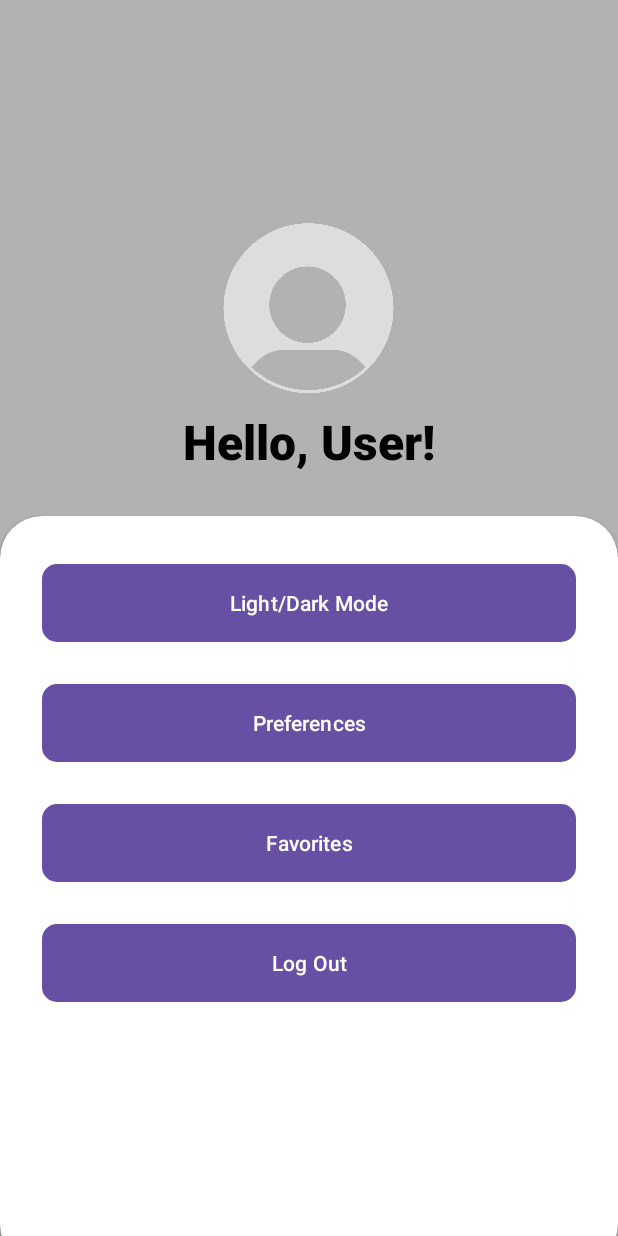
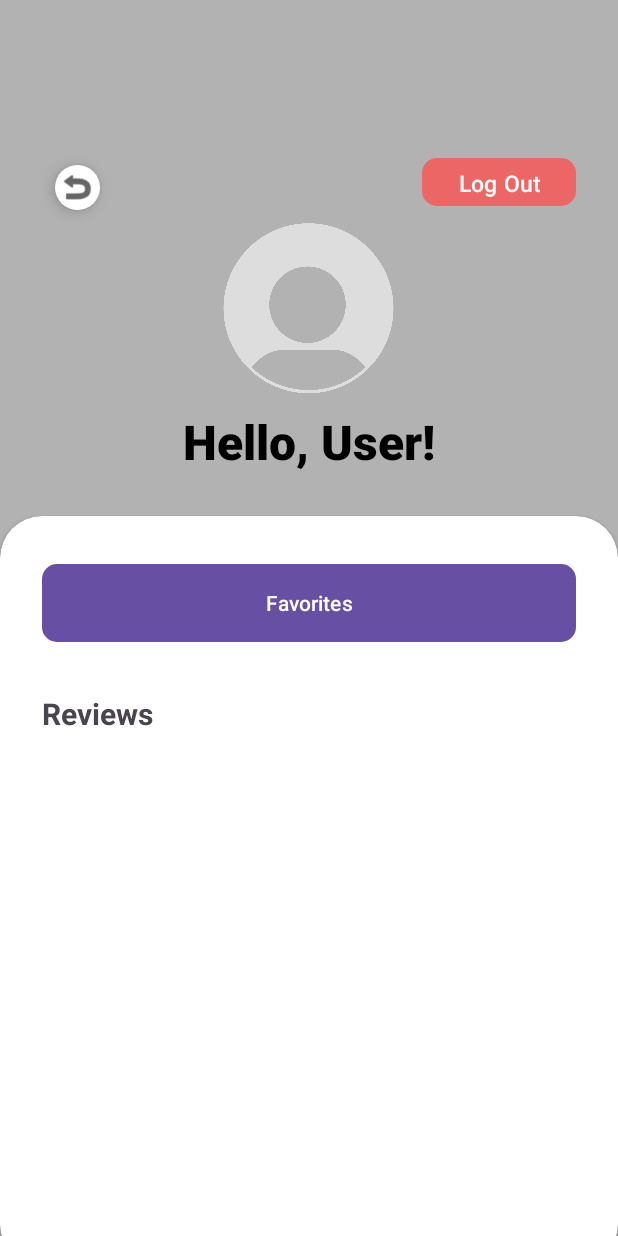
Before and after one commit to jwong2529/review-radar, an Android app: the Profile screen opened directly, with no data from a screen before it, on a phone screen of 412 x 824 dp. Run offline under Robolectric (Android 15) with nearby library versions, the phone set to English and light mode, and no system bars; our stand-ins replace Firebase (no records; nobody signed in at launch, a user with empty details on screens opened directly); 4 statements that could not run were skipped.

Commit message:
populate profile page and display user favorite list

```diff
--- a/app/src/main/AndroidManifest.xml
+++ b/app/src/main/AndroidManifest.xml
@@ -26,6 +26,8 @@
             android:exported="false"/>
         <activity android:name=".Profile"
             android:exported="false"/>
+        <activity android:name=".ViewFavoritesPage"
+            android:exported="false"/>
         <activity
             android:name=".LoginUser"
             android:windowSoftInputMode="adjustNothing"
--- a/app/src/main/java/com/example/reviewradar/Profile.java
+++ b/app/src/main/java/com/example/reviewradar/Profile.java
@@ -1,39 +1,78 @@
 package com.example.reviewradar;
 
 import androidx.appcompat.app.AppCompatActivity;
+import androidx.recyclerview.widget.LinearLayoutManager;
+import androidx.recyclerview.widget.RecyclerView;
 
 import android.content.Intent;
 import android.os.Bundle;
 import android.view.View;
 import android.widget.Button;
+import android.widget.TextView;
+
+import com.google.android.material.floatingactionbutton.FloatingActionButton;
+import com.google.firebase.auth.FirebaseAuth;
+
+import java.util.Collections;
+import java.util.List;
 
 
 public class Profile extends AppCompatActivity {
+
+    private RecyclerView recyclerView;
+    private ReviewProfileAdapter adapter;
 
     @Override
     protected void onCreate(Bundle savedInstanceState) {
         super.onCreate(savedInstanceState);
         setContentView(R.layout.activity_profile);
+
+        // showing user reviews
+        recyclerView = findViewById(R.id.profileReviewRecycler);
+        recyclerView.setLayoutManager(new LinearLayoutManager(this));
+        AccessData.retrieveUserObject(new AccessData.UserObjectCallback() {
+            @Override
+            public void onDataLoaded(User user) {
+//                currentUser = user;
+                List<RestaurantReview> userReviews = user.getUserReviews();
+                Collections.reverse(userReviews);
+                adapter = new ReviewProfileAdapter(userReviews);
+                recyclerView.setAdapter(adapter);
+
+                //setting profile name
+                TextView profileTitle = findViewById(R.id.profileUserName);
+                profileTitle.setText(user.getUsername());
+            }
+        });
+
         Button favoritesButton = findViewById(R.id.favoritesbtn);
-
         favoritesButton.setOnClickListener(new View.OnClickListener() {
             @Override
             public void onClick(View v) {
+                Intent intent = new Intent(v.getContext(), ViewFavoritesPage.class);
+                v.getContext().startActivity(intent);
+            }
+        });
+
+        Button logOutButton = findViewById(R.id.logoutbtn);
+        logOutButton.setOnClickListener(new View.OnClickListener() {
+            @Override
+            public void onClick(View v) {
+                FirebaseAuth mAuth = FirebaseAuth.getInstance();
+                mAuth.signOut();
                 Intent intent = new Intent(v.getContext(), LoginUser.class);
                 v.getContext().startActivity(intent);
             }
         });
 
-        Button logOutButton = findViewById(R.id.logoutbtn);
-
-        logOutButton.setOnClickListener(new View.OnClickListener() {
+        FloatingActionButton backButtonFAB = findViewById(R.id.floatingActionButtonProfile);
+        backButtonFAB.setOnClickListener(new View.OnClickListener() {
             @Override
             public void onClick(View v) {
-                Intent intent = new Intent(v.getContext(), LoginUser.class);
+                Intent intent = new Intent(v.getContext(), MainActivity.class);
                 v.getContext().startActivity(intent);
             }
         });
     }
 
-
 }
--- a/app/src/main/res/layout/activity_profile.xml
+++ b/app/src/main/res/layout/activity_profile.xml
@@ -23,6 +23,46 @@
         android:layout_above="@id/card_view"
         android:padding="28dp">
 
+        <LinearLayout
+            android:layout_width="match_parent"
+            android:layout_height="match_parent"
+            android:orientation="horizontal">
+
+            <com.google.android.material.floatingactionbutton.FloatingActionButton
+                android:id="@+id/floatingActionButtonProfile"
+                android:layout_width="match_parent"
+                android:layout_height="wrap_content"
+                android:clickable="true"
+                app:backgroundTint="@android:color/white"
+                app:fabCustomSize="30dp"
+                app:fabSize="auto"
+                app:layout_constraintBottom_toTopOf="@+id/restaurantPageTitle"
+                app:layout_constraintEnd_toEndOf="parent"
+                app:layout_constraintHorizontal_bias="0.019"
+                app:layout_constraintStart_toStartOf="parent"
+                app:layout_constraintTop_toTopOf="@+id/restaurantPageImage"
+                app:layout_constraintVertical_bias="0.142"
+                app:maxImageSize="25dp"
+                app:srcCompat="@android:drawable/ic_menu_revert"
+                app:tint="@color/black" />
+
+            <View
+                android:id="@+id/view3"
+                android:layout_width="wrap_content"
+                android:layout_height="match_parent"
+                android:layout_weight="1" />
+
+            <com.google.android.material.button.MaterialButton
+                android:id="@+id/logoutbtn"
+                android:layout_width="wrap_content"
+                android:layout_height="40dp"
+                android:layout_gravity="right"
+                android:text="Log Out"
+                android:textSize="15dp"
+                app:backgroundTint="#ED6666"
+                app:cornerRadius="10dp" />
+        </LinearLayout>
+
         <ImageView
             android:layout_width="278dp"
             android:layout_height="124dp"
@@ -30,13 +70,14 @@
             android:src="@drawable/pfp" />
 
         <TextView
+            android:id="@+id/profileUserName"
             android:layout_width="wrap_content"
             android:layout_height="wrap_content"
+            android:fontFamily="sans-serif-medium"
             android:text="Hello, User!"
-            android:textStyle="bold"
-            android:fontFamily="sans-serif-medium"
+            android:textColor="@color/black"
             android:textSize="32dp"
-            android:textColor="@color/black"/>
+            android:textStyle="bold" />
 
     </LinearLayout>
 
@@ -56,52 +97,33 @@
             android:padding="28dp">
 
             <com.google.android.material.button.MaterialButton
+                android:id="@+id/favoritesbtn"
                 android:layout_width="match_parent"
                 android:layout_height="60dp"
-                android:id="@+id/modebtn"
-                android:text="Light/Dark Mode"
-                app:cornerRadius="10dp"/>
+                android:text="Favorites"
+                app:cornerRadius="10dp" />
+
+            <View
+                android:layout_width="wrap_content"
+                android:layout_height="30dp" />
+
+            <TextView
+                android:id="@+id/textView3"
+                android:layout_width="wrap_content"
+                android:layout_height="wrap_content"
+                android:text="Reviews"
+                android:textSize="20sp"
+                android:textStyle="bold" />
 
             <View
                 android:layout_width="wrap_content"
                 android:layout_height="20dp"/>
 
-            <com.google.android.material.button.MaterialButton
+
+            <androidx.recyclerview.widget.RecyclerView
+                android:id="@+id/profileReviewRecycler"
                 android:layout_width="match_parent"
-                android:layout_height="60dp"
-                android:id="@+id/createButton"
-                android:text="Preferences"
-                app:cornerRadius="10dp"/>
-
-
-
-            <View
-                android:layout_width="wrap_content"
-                android:layout_height="20dp"/>
-
-            <com.google.android.material.button.MaterialButton
-                android:layout_width="match_parent"
-                android:layout_height="60dp"
-                android:id="@+id/favoritesbtn"
-                android:text="Favorites"
-                app:cornerRadius="10dp"/>
-
-
-            <View
-                android:layout_width="wrap_content"
-                android:layout_height="20dp"/>
-
-            <com.google.android.material.button.MaterialButton
-                android:layout_width="match_parent"
-                android:layout_height="60dp"
-                android:id="@+id/logoutbtn"
-                android:text="Log Out"
-                app:cornerRadius="10dp"/>
-
-            <View
-                android:layout_width="wrap_content"
-                android:layout_height="10dp"/>
-
+                android:layout_height="wrap_content" />
 
 
         </LinearLayout>
--- a/app/src/main/res/layout/home_page.xml
+++ b/app/src/main/res/layout/home_page.xml
@@ -49,7 +49,7 @@
                 android:textSize="20sp" />
 
             <androidx.recyclerview.widget.RecyclerView
-                android:id="@+id/recycler_view"
+                android:id="@+id/favRecycler"
                 android:layout_width="match_parent"
                 android:layout_height="wrap_content"
                 android:layout_marginBottom="90dp"/>
```
Also changed, not shown: app/src/main/java/com/example/reviewradar/CreateAccount.java (+1 -7 lines), app/src/main/java/com/example/reviewradar/FavoritesAdapter.java (+10 -0 lines), app/src/main/java/com/example/reviewradar/MainActivity.java (+1 -15 lines), app/src/main/java/com/example/reviewradar/ReviewProfileAdapter.java (+10 -0 lines), app/src/main/java/com/example/reviewradar/ViewFavoritesPage.java (added, +48 -0 lines), app/src/main/res/layout/fav_restaurant_page.xml (+28 -17 lines).
